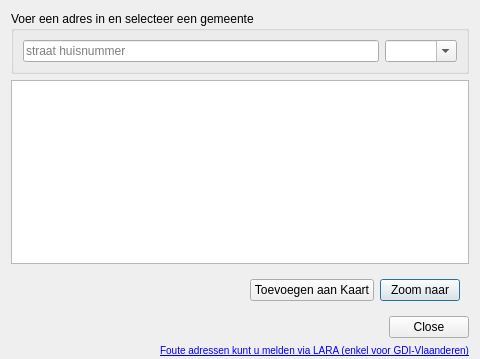
Old version of the form ui_geopunt4qgis.ui in the repository warrieka/geopunt4Qgis.
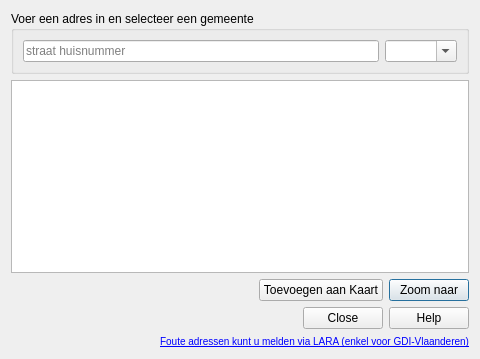
New version of the form. Icons and pictures are not drawn.

Commit message: created help function

The edit to the form file:
```diff
--- a/ui_geopunt4qgis.ui
+++ b/ui_geopunt4qgis.ui
@@ -19,9 +19,6 @@
     <normaloff>:/plugins/geopunt4Qgis/images/geopuntAddressSmall.png</normaloff>:/plugins/geopunt4Qgis/images/geopuntAddressSmall.png</iconset>
   </property>
   <layout class="QVBoxLayout" name="verticalLayout">
-   <property name="bottomMargin">
-    <number>2</number>
-   </property>
    <item>
     <widget class="QGroupBox" name="inputBox">
      <property name="title">
@@ -49,7 +46,6 @@
     <widget class="QListWidget" name="resultLijst"/>
    </item>
    <item>
-    <widget class="QWidget" name="widget" native="true">
      <layout class="QHBoxLayout" name="horizontalLayout_2">
       <item>
        <spacer name="horizontalSpacer">
@@ -82,14 +78,42 @@
        </widget>
       </item>
      </layout>
-    </widget>
+   </item>
+   <item>
+    <layout class="QHBoxLayout" name="horizontalLayout_3">
+     <item>
+      <spacer name="horizontalSpacer_2">
+       <property name="orientation">
+        <enum>Qt::Horizontal</enum>
+       </property>
+       <property name="sizeHint" stdset="0">
+        <size>
+         <width>40</width>
+         <height>20</height>
+        </size>
+       </property>
+      </spacer>
    </item>
    <item>
     <widget class="QDialogButtonBox" name="buttonBox">
+       <property name="sizePolicy">
+        <sizepolicy hsizetype="Maximum" vsizetype="Fixed">
+         <horstretch>0</horstretch>
+         <verstretch>0</verstretch>
+        </sizepolicy>
+       </property>
+       <property name="orientation">
+        <enum>Qt::Horizontal</enum>
+       </property>
      <property name="standardButtons">
-      <set>QDialogButtonBox::Close</set>
-     </property>
-    </widget>
+        <set>QDialogButtonBox::Close|QDialogButtonBox::Help</set>
+       </property>
+       <property name="centerButtons">
+        <bool>false</bool>
+       </property>
+      </widget>
+     </item>
+    </layout>
    </item>
    <item>
     <widget class="QLabel" name="laraLbl">
```
Left out of the diff: 10 changed lines with no effect on the pictures. Lines whose indentation alone changed are shown as unchanged. The commit also changes 18 other files.
